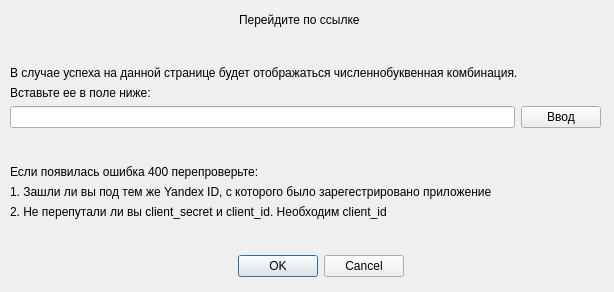
Before: the Qt Designer form app_windows/get_yandex_auth_token/ask_token.ui in bloodofspring/yandex_drive_desktop, drawn with Qt 5.
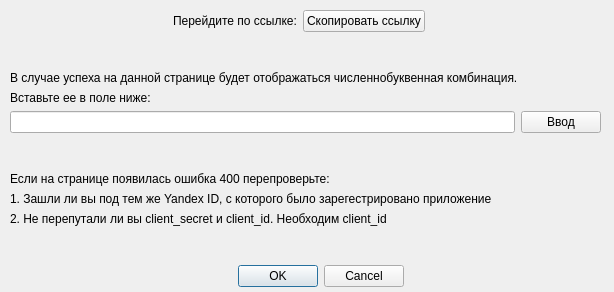
After: the same form once the commit is applied.

Commit message: feat: Добавлена кнопка "скопировать ссылку" на странице ask_token.ui

```diff
--- a/app_windows/get_yandex_auth_token/ask_token.ui
+++ b/app_windows/get_yandex_auth_token/ask_token.ui
@@ -19,7 +19,7 @@
      <x>10</x>
      <y>10</y>
      <width>591</width>
-     <height>267</height>
+     <height>277</height>
     </rect>
    </property>
    <layout class="QVBoxLayout" name="verticalLayout">
@@ -38,29 +38,36 @@
         </property>
        </spacer>
       </item>
-      <item>
-       <widget class="QLabel" name="link">
-        <property name="text">
-         <string>Перейдите по ссылке</string>
-        </property>
-       </widget>
-      </item>
-      <item>
-       <spacer name="horizontalSpacer_4">
-        <property name="orientation">
-         <enum>Qt::Horizontal</enum>
-        </property>
-        <property name="sizeHint" stdset="0">
-         <size>
-          <width>40</width>
-          <height>20</height>
-         </size>
-        </property>
-       </spacer>
-      </item>
       <item>
        <widget class="QLabel" name="label">
         <property name="text">
+         <string>Перейдите по ссылке:</string>
+        </property>
+       </widget>
+      </item>
+      <item>
+       <widget class="QPushButton" name="copy_link">
+        <property name="text">
+         <string>Скопировать ссылку</string>
+        </property>
+       </widget>
+      </item>
+      <item>
+       <spacer name="horizontalSpacer_4">
+        <property name="orientation">
+         <enum>Qt::Horizontal</enum>
+        </property>
+        <property name="sizeHint" stdset="0">
+         <size>
+          <width>40</width>
+          <height>20</height>
+         </size>
+        </property>
+       </spacer>
+      </item>
+      <item>
+       <widget class="QLabel" name="label_2">
+        <property name="text">
          <string/>
         </property>
        </widget>
@@ -130,7 +137,7 @@
       <item>
        <widget class="QLabel" name="label_5">
         <property name="text">
-         <string>Если появилась ошибка 400 перепроверьте:</string>
+         <string>Если на странице появилась ошибка 400 перепроверьте:</string>
         </property>
        </widget>
       </item>
```
The commit also changes 1 other file.
